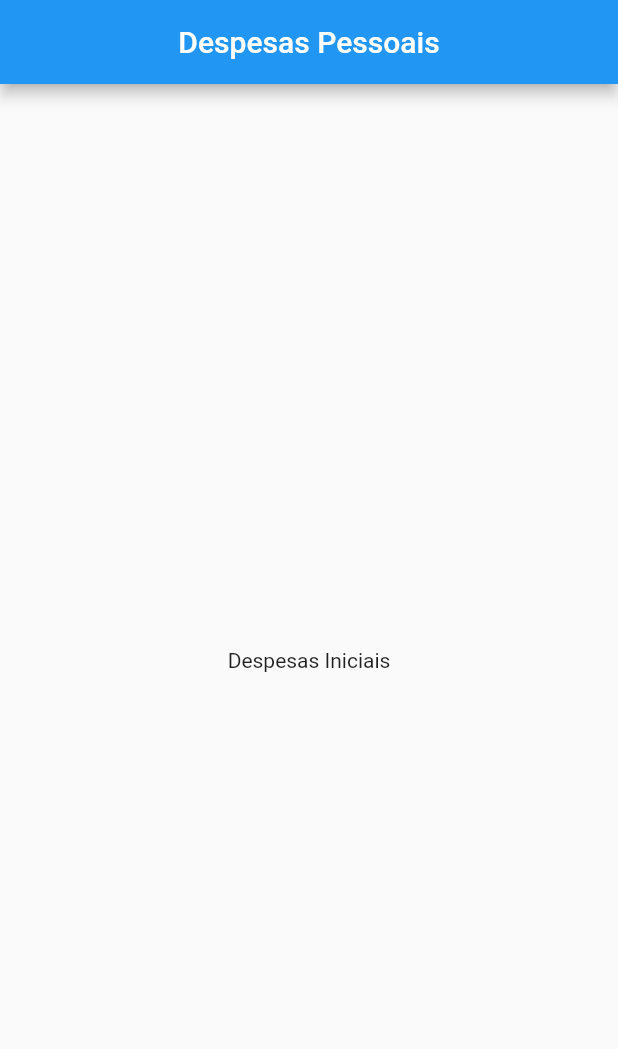
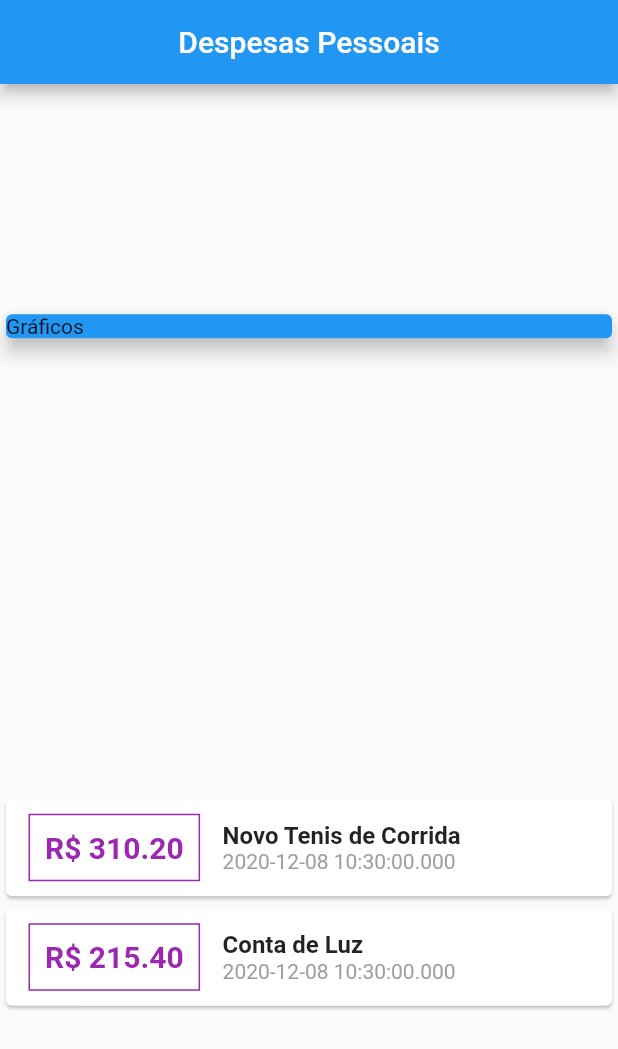
Before and after one commit to gblnovaes/expenses_flutter_app, a Flutter app: the screen it shows after launch, on a phone screen of 412 x 824 dp. Shown: the top 1049 px of the screen. Run offline on Flutter 3.47's test engine with Material 2 defaults, Android fonts, the phone set to English and light mode, and no system bars.

Commit message:
estilizado lista de informacoes de despesas

```diff
--- a/lib/main.dart
+++ b/lib/main.dart
@@ -1,9 +1,25 @@
+import 'package:expenses_flutter_app/models/transactions.dart';
 import 'package:flutter/material.dart';
 
 main() => runApp(MyHomeApp());
 
 class ExpensesApp extends StatelessWidget {
-  const ExpensesApp({Key key}) : super(key: key);
+  ExpensesApp({Key key}) : super(key: key);
+
+  final _transactions = [
+    Transaction(
+      id: 't1',
+      title: 'Novo Tenis de Corrida',
+      value: 310.20,
+      date: DateTime.now(),
+    ),
+    Transaction(
+      id: 't2',
+      title: 'Conta de Luz',
+      value: 215.40,
+      date: DateTime.now(),
+    ),
+  ];
 
   @override
   Widget build(BuildContext context) {
@@ -12,15 +28,71 @@ class ExpensesApp extends StatelessWidget {
           centerTitle: true,
           title: Text("Despesas Pessoais"),
         ),
-      body: Center(
-        child: Text("Despesas Iniciais"),
+        body: Column(
+          mainAxisAlignment: MainAxisAlignment.spaceAround,
+          crossAxisAlignment: CrossAxisAlignment.stretch,
+          children: [
+            Container(
+              width: double.infinity,
+              child: Card(
+                color: Colors.blue,
+                child: Text("Gráficos "),
+                elevation: 5,
+              ),
+            ),
+            Column(
+              children: _transactions.map((tr) {
+                return Card(
+                  child: Row(
+                    children: [
+                      Container(
+                        margin:
+                            EdgeInsets.symmetric(vertical: 10, horizontal: 15),
+                        decoration: BoxDecoration(
+                            border: Border.all(
+                          width: 1,
+                          color: Colors.purple,
+                        )),
+                        padding: EdgeInsets.all(10),
+                        child: Text(
+                          "R\$ ${tr.value.toStringAsFixed(2)}",
+                          style: TextStyle(
+                              fontWeight: FontWeight.bold,
+                              color: Colors.purple,
+                              fontSize: 20),
+                        ),
+                      ),
+                      Column(
+                        mainAxisAlignment: MainAxisAlignment.spaceBetween,
+                        crossAxisAlignment: CrossAxisAlignment.start,
+                        children: [
+                          Text(
+                            tr.title,
+                            style: TextStyle(
+                              fontSize: 16,
+                              fontWeight: FontWeight.bold,
+                            ),
+                          ),
+                          Text(
+                            tr.date.toString(),
+                            style: TextStyle(
+                              color: Colors.grey[500],
+                            ),
+                          ),
+                        ],
+                      )
+                    ],
                   ),
                 );
+              }).toList(),
+            ),
+          ],
+        ));
   }
 }
 
 class MyHomeApp extends StatelessWidget {
-  const MyHomeApp({Key key}) : super(key: key);
+  MyHomeApp({Key key}) : super(key: key);
 
   @override
   Widget build(BuildContext context) {
--- /dev/null
+++ b/lib/models/transactions.dart
@@ -0,0 +1,15 @@
+import 'package:flutter/foundation.dart';
+
+class Transaction {
+  final String id;
+  final String title;
+  final double value;
+  final DateTime date;
+
+  Transaction({
+    @required this.id,
+    @required this.title,
+    @required this.value,
+    @required this.date,
+  });
+}
```
Lines whose indentation alone changed are shown as unchanged.
